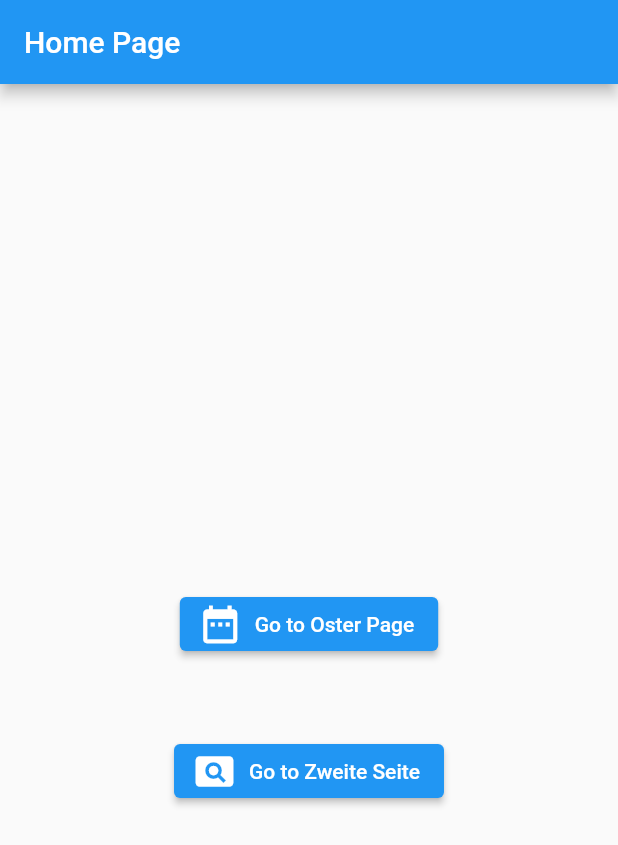
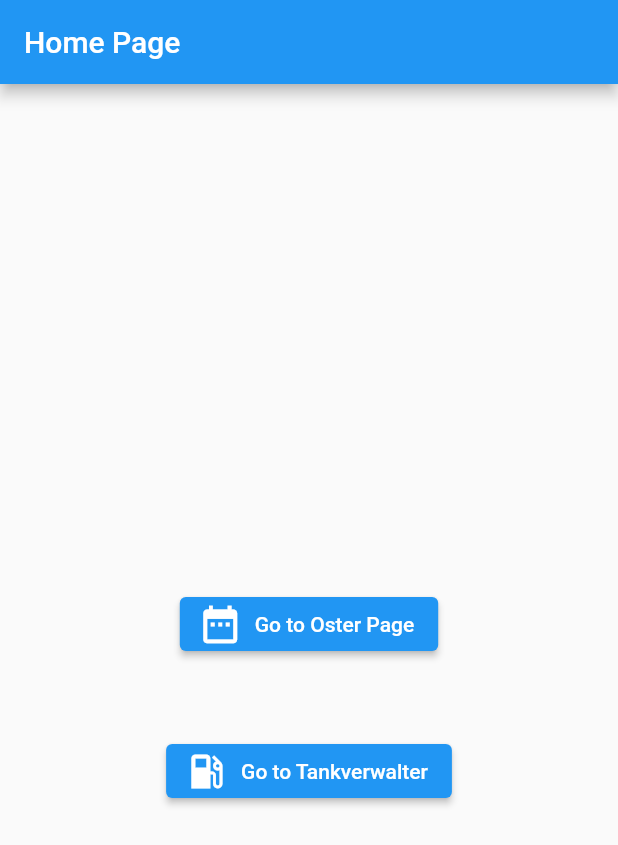
Before and after one commit to Buschke/sb_dud, a Flutter app: the screen it shows after launch, on a phone screen of 412 x 824 dp. Shown: the top 845 px of the screen. Run offline on Flutter 3.47's test engine with Material 2 defaults, Android fonts, the phone set to English and light mode, and no system bars.

Commit message:
Anpassung Code, Vorbereitung Tankverwalter

```diff
--- a/lib/main.dart
+++ b/lib/main.dart
@@ -1,6 +1,6 @@
 import 'package:flutter/material.dart';
 import 'osternrechner.dart';  // Aktualisierter Import
-import 'zweite_seite.dart';
+import 'tankverwalter.dart';  // Aktualisierter Import
 
 void main() {
   runApp(const MainApp());
@@ -34,12 +34,12 @@ class MainApp extends StatelessWidget {
                 ),
                 SizedBox(height: 50),  // Abstand hinzufügen
                 ElevatedButton.icon(
-                  icon: const Icon(Icons.pageview, size: 30),  // Symbol für Zweite Seite
-                  label: const Text('Go to Zweite Seite'),
+                  icon: const Icon(Icons.local_gas_station, size: 30),  // Symbol für Tankverwalter
+                  label: const Text('Go to Tankverwalter'),
                   onPressed: () {
                     Navigator.push(
                       context,
-                      MaterialPageRoute(builder: (context) => const ZweiteSeite()),
+                      MaterialPageRoute(builder: (context) => const Tankverwalter()),  // Aktualisierter Seitenname
                     );
                   },
                 ),
--- /dev/null
+++ b/lib/tankverwalter.dart
@@ -0,0 +1,22 @@
+import 'package:flutter/material.dart';
+
+class Tankverwalter extends StatelessWidget {
+  const Tankverwalter({Key? key}) : super(key: key);
+
+  @override
+  Widget build(BuildContext context) {
+    return Scaffold(
+      appBar: AppBar(
+        title: const Text('Tankverwalter Seite'),
+        leading: IconButton(
+          icon: const Icon(Icons.home),
+          onPressed: () => Navigator.pop(context),
+        ),
+      ),
+      body: const Padding(
+        padding: EdgeInsets.all(16.0),
+        child: Center(child: Text('Willkommen auf der Tankverwalter Seite!')),
+      ),
+    );
+  }
+}
--- a/lib/zweite_seite.dart
+++ /dev/null
@@ -1,18 +0,0 @@
-import 'package:flutter/material.dart';
-
-class ZweiteSeite extends StatelessWidget {
-  const ZweiteSeite({Key? key}) : super(key: key);
-
-  @override
-  Widget build(BuildContext context) {
-    return Scaffold(
-      appBar: AppBar(
-        title: const Text('Zweite Seite'),
-      ),
-      body: const Padding(
-        padding: EdgeInsets.all(16.0),
-        child: Center(child: Text('Willkommen auf der zweiten Seite!')),
-      ),
-    );
-  }
-}
```
